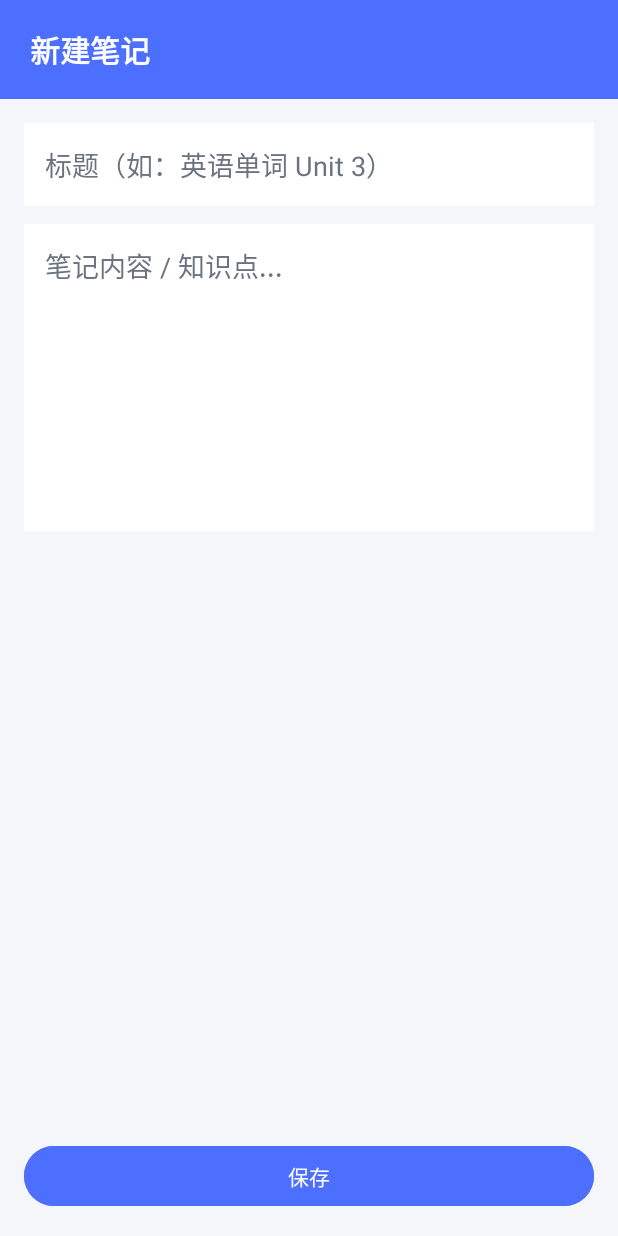
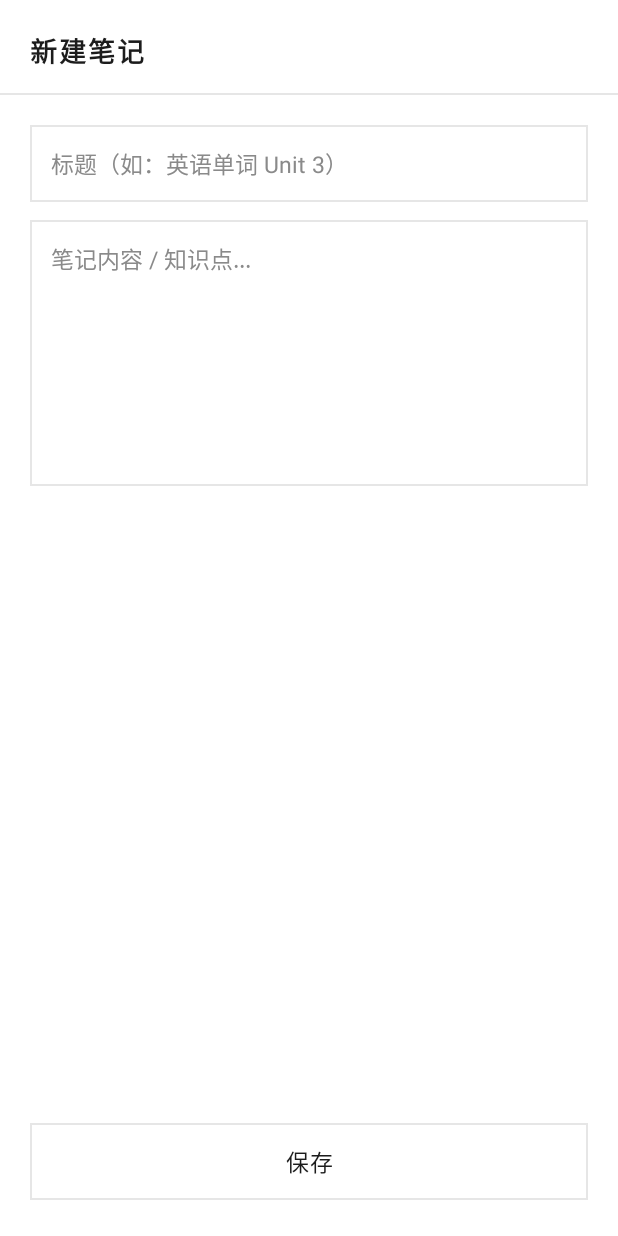
Before and after one commit to zhou554/sketch_notebook, an Android app: the AddNoteActivity screen opened directly, with no data from a screen before it, on a phone screen of 412 x 824 dp. Run offline under Robolectric (Android 15) with nearby library versions, the phone set to English and light mode, and no system bars.

Commit message:
优化界面UI设计

```diff
--- a/app/src/main/java/com/example/notesketch/NoteAdapter.kt
+++ b/app/src/main/java/com/example/notesketch/NoteAdapter.kt
@@ -30,8 +30,9 @@ class NoteAdapter(
             tvReview.text = DateUtil.reviewText(note.nextReviewTime, note.finished)
 
             val due = DateUtil.isDue(note.nextReviewTime, note.finished)
-            val colorRes = if (due) R.color.due else R.color.text_secondary
-            tvReview.setTextColor(root.context.getColor(colorRes))
+            tvReview.setTextColor(
+                root.context.getColor(if (due) R.color.due else R.color.text_secondary)
+            )
 
             root.setOnClickListener { onClick(note) }
             btnDelete.setOnClickListener { onDelete(note) }
--- /dev/null
+++ b/app/src/main/res/drawable/bg_divider_horizontal.xml
@@ -0,0 +1,6 @@
+<?xml version="1.0" encoding="utf-8"?>
+<shape xmlns:android="http://schemas.android.com/apk/res/android"
+    android:shape="rectangle">
+    <size android:height="1dp" />
+    <solid android:color="@color/line" />
+</shape>
--- /dev/null
+++ b/app/src/main/res/drawable/bg_hairline_bottom.xml
@@ -0,0 +1,14 @@
+<?xml version="1.0" encoding="utf-8"?>
+<layer-list xmlns:android="http://schemas.android.com/apk/res/android">
+    <item>
+        <shape android:shape="rectangle">
+            <solid android:color="@color/bg" />
+        </shape>
+    </item>
+    <item android:gravity="bottom">
+        <shape android:shape="rectangle">
+            <size android:height="1dp" />
+            <solid android:color="@color/line" />
+        </shape>
+    </item>
+</layer-list>
--- /dev/null
+++ b/app/src/main/res/drawable/bg_stroke_rect.xml
@@ -0,0 +1,8 @@
+<?xml version="1.0" encoding="utf-8"?>
+<shape xmlns:android="http://schemas.android.com/apk/res/android"
+    android:shape="rectangle">
+    <solid android:color="@color/bg" />
+    <stroke
+        android:width="1dp"
+        android:color="@color/line" />
+</shape>
--- a/app/src/main/res/layout/activity_add_note.xml
+++ b/app/src/main/res/layout/activity_add_note.xml
@@ -1,5 +1,6 @@
 <?xml version="1.0" encoding="utf-8"?>
 <LinearLayout xmlns:android="http://schemas.android.com/apk/res/android"
+    xmlns:app="http://schemas.android.com/apk/res-auto"
     android:layout_width="match_parent"
     android:layout_height="match_parent"
     android:background="@color/bg"
@@ -8,19 +9,22 @@
     <TextView
         android:layout_width="match_parent"
         android:layout_height="wrap_content"
-        android:background="@color/primary"
+        android:background="@drawable/bg_hairline_bottom"
+        android:letterSpacing="0.08"
         android:paddingHorizontal="20dp"
-        android:paddingVertical="18dp"
+        android:paddingTop="20dp"
+        android:paddingBottom="16dp"
         android:text="新建笔记"
-        android:textColor="@color/white"
-        android:textSize="20sp"
+        android:textColor="@color/ink"
+        android:textSize="18sp"
         android:textStyle="bold" />
 
     <ScrollView
         android:layout_width="match_parent"
         android:layout_height="0dp"
         android:layout_weight="1"
-        android:padding="16dp">
+        android:clipToPadding="false"
+        android:padding="20dp">
 
         <LinearLayout
             android:layout_width="match_parent"
@@ -31,37 +35,48 @@
                 android:id="@+id/etTitle"
                 android:layout_width="match_parent"
                 android:layout_height="wrap_content"
-                android:background="@color/white"
+                android:background="@drawable/bg_stroke_rect"
                 android:hint="标题（如：英语单词 Unit 3）"
+                android:inputType="text"
+                android:maxLines="2"
                 android:padding="14dp"
-                android:textColor="@color/text_primary"
+                android:textColor="@color/ink"
                 android:textColorHint="@color/text_secondary"
-                android:inputType="text"
-                android:maxLines="2" />
+                android:textSize="15sp" />
 
             <EditText
                 android:id="@+id/etContent"
                 android:layout_width="match_parent"
                 android:layout_height="wrap_content"
                 android:layout_marginTop="12dp"
-                android:background="@color/white"
+                android:background="@drawable/bg_stroke_rect"
                 android:gravity="top"
                 android:hint="笔记内容 / 知识点..."
                 android:inputType="textMultiLine"
                 android:minLines="8"
                 android:padding="14dp"
-                android:textColor="@color/text_primary"
-                android:textColorHint="@color/text_secondary" />
+                android:textColor="@color/ink"
+                android:textColorHint="@color/text_secondary"
+                android:textSize="15sp" />
         </LinearLayout>
     </ScrollView>
 
-    <Button
+    <com.google.android.material.button.MaterialButton
         android:id="@+id/btnSave"
+        style="@style/Widget.Material3.Button.OutlinedButton"
         android:layout_width="match_parent"
         android:layout_height="wrap_content"
-        android:layout_margin="16dp"
-        android:backgroundTint="@color/primary"
+        android:layout_marginHorizontal="20dp"
+        android:layout_marginBottom="20dp"
+        android:letterSpacing="0.06"
+        android:paddingVertical="14dp"
         android:text="保存"
-        android:textColor="@color/white" />
+        android:textAllCaps="false"
+        android:textColor="@color/ink"
+        android:textSize="15sp"
+        app:cornerRadius="0dp"
+        app:rippleColor="@color/line"
+        app:strokeColor="@color/line"
+        app:strokeWidth="1dp" />
 
 </LinearLayout>
--- a/app/src/main/res/values/colors.xml
+++ b/app/src/main/res/values/colors.xml
@@ -1,10 +1,12 @@
 <?xml version="1.0" encoding="utf-8"?>
 <resources>
-    <color name="primary">#4C6FFF</color>
-    <color name="primary_dark">#3A56CC</color>
+    <color name="bg">#FFFFFF</color>
+    <color name="ink">#1C1C1C</color>
+    <color name="text_primary">#1C1C1C</color>
+    <color name="text_secondary">#8A8A8A</color>
+    <color name="line">#E6E6E6</color>
+    <color name="due">#B33A3A</color>
+    <color name="primary">#1C1C1C</color>
+    <color name="primary_dark">#1C1C1C</color>
     <color name="white">#FFFFFF</color>
-    <color name="text_primary">#1A1A2E</color>
-    <color name="text_secondary">#6B7280</color>
-    <color name="due">#E23744</color>
-    <color name="bg">#F5F6FA</color>
 </resources>
--- a/app/src/main/res/values/themes.xml
+++ b/app/src/main/res/values/themes.xml
@@ -3,7 +3,11 @@
     <style name="Theme.NoteSketch" parent="Theme.Material3.DayNight.NoActionBar">
         <item name="colorPrimary">@color/primary</item>
         <item name="colorPrimaryDark">@color/primary_dark</item>
-        <item name="android:statusBarColor">@color/primary_dark</item>
+        <item name="android:statusBarColor">@color/bg</item>
+        <item name="android:windowLightStatusBar">true</item>
         <item name="android:windowBackground">@color/bg</item>
+        <item name="android:navigationBarColor">@color/bg</item>
+        <item name="colorOnPrimary">@color/white</item>
+        <item name="colorControlActivated">@color/ink</item>
     </style>
 </resources>
```
Also changed, not shown: app/src/main/res/drawable/bg_note_row.xml (added, +20 -0 lines), app/src/main/res/drawable/bg_row_bottom_line.xml (added, +14 -0 lines), app/src/main/res/layout/activity_main.xml (+23 -17 lines), app/src/main/res/layout/activity_note_detail.xml (+30 -12 lines), app/src/main/res/layout/item_note.xml (+16 -22 lines), app/src/main/res/layout/item_timeline_stage.xml (+30 -12 lines).
